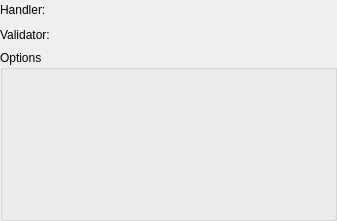
Before: the Qt Designer form libs/libgui/ui/dbobjects/foreigndatawrapperwidget.ui in maniac787/pgmodeler, drawn with Qt 5.
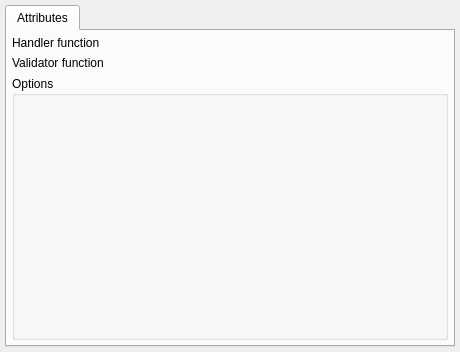
After: the same form once the commit is applied. Icons and pictures are not drawn.

Commit message:
Refactor ForeignDataWrapperWidget to use modern widget creation pattern
- Replace manual layout creation with GuiUtilsNs::createWidgetInParent for options_tab
- Replace configureFormLayout with configureTabbedLayout for tabbed interface
- Simplify object selector widget initialization by using layouts directly
- Fix code formatting (spacing around operators and commas)
- Update UI file to match new tabbed layout structure

```diff
--- a/libs/libgui/ui/dbobjects/foreigndatawrapperwidget.ui
+++ b/libs/libgui/ui/dbobjects/foreigndatawrapperwidget.ui
@@ -6,8 +6,8 @@
    <rect>
     <x>0</x>
     <y>0</y>
-    <width>337</width>
-    <height>221</height>
+    <width>460</width>
+    <height>352</height>
    </rect>
   </property>
   <property name="minimumSize">
@@ -16,45 +16,48 @@
     <height>0</height>
    </size>
   </property>
-  <layout class="QGridLayout" name="fdw_grid">
+  <layout class="QVBoxLayout" name="verticalLayout_2">
    <property name="leftMargin">
-    <number>0</number>
+    <number>5</number>
    </property>
    <property name="topMargin">
-    <number>0</number>
+    <number>5</number>
    </property>
    <property name="rightMargin">
-    <number>0</number>
+    <number>5</number>
    </property>
    <property name="bottomMargin">
-    <number>0</number>
+    <number>5</number>
    </property>
-   <property name="spacing">
+   <item>
+    <widget class="QTabWidget" name="attributes_tbw">
+     <widget class="QWidget" name="attributes_tab">
+      <attribute name="icon">
+       <iconset resource="../../res/resources.qrc">
+        <normaloff>:/icons/icons/attribute.png</normaloff>:/icons/icons/attribute.png</iconset>
+      </attribute>
+      <attribute name="title">
+       <string>Attributes</string>
+      </attribute>
+      <layout class="QVBoxLayout" name="verticalLayout">
+       <property name="leftMargin">
     <number>5</number>
    </property>
-   <item row="1" column="0">
-    <widget class="QLabel" name="func_validator_lbl">
-     <property name="sizePolicy">
-      <sizepolicy hsizetype="Fixed" vsizetype="Preferred">
-       <horstretch>0</horstretch>
-       <verstretch>0</verstretch>
-      </sizepolicy>
-     </property>
-     <property name="minimumSize">
-      <size>
-       <width>0</width>
-       <height>0</height>
-      </size>
-     </property>
-     <property name="text">
-      <string>Validator:</string>
-     </property>
-    </widget>
-   </item>
-   <item row="0" column="0">
+       <property name="topMargin">
+        <number>5</number>
+       </property>
+       <property name="rightMargin">
+        <number>5</number>
+       </property>
+       <property name="bottomMargin">
+        <number>5</number>
+       </property>
+       <item>
+        <layout class="QVBoxLayout" name="func_handler_lt">
+         <item>
     <widget class="QLabel" name="func_handler_lbl">
      <property name="sizePolicy">
-      <sizepolicy hsizetype="Fixed" vsizetype="Preferred">
+            <sizepolicy hsizetype="Preferred" vsizetype="Preferred">
        <horstretch>0</horstretch>
        <verstretch>0</verstretch>
       </sizepolicy>
@@ -66,47 +69,50 @@
       </size>
      </property>
      <property name="text">
-      <string>Handler:</string>
+            <string>Handler function</string>
      </property>
     </widget>
    </item>
-   <item row="2" column="0" colspan="3">
+        </layout>
+       </item>
+       <item>
+        <layout class="QVBoxLayout" name="func_validator_lt">
+         <item>
+          <widget class="QLabel" name="func_validator_lbl">
+           <property name="sizePolicy">
+            <sizepolicy hsizetype="Preferred" vsizetype="Preferred">
+             <horstretch>0</horstretch>
+             <verstretch>0</verstretch>
+            </sizepolicy>
+           </property>
+           <property name="minimumSize">
+            <size>
+             <width>0</width>
+             <height>0</height>
+            </size>
+           </property>
+           <property name="text">
+            <string>Validator function</string>
+           </property>
+          </widget>
+         </item>
+        </layout>
+       </item>
+       <item>
     <widget class="QGroupBox" name="options_gb">
+         <property name="sizePolicy">
+          <sizepolicy hsizetype="Preferred" vsizetype="Expanding">
+           <horstretch>0</horstretch>
+           <verstretch>0</verstretch>
+          </sizepolicy>
+         </property>
      <property name="title">
       <string>Options</string>
      </property>
     </widget>
    </item>
-   <item row="1" column="1" colspan="2">
-    <widget class="QWidget" name="func_validator_wgt" native="true">
-     <property name="sizePolicy">
-      <sizepolicy hsizetype="Preferred" vsizetype="Fixed">
-       <horstretch>0</horstretch>
-       <verstretch>0</verstretch>
-      </sizepolicy>
-     </property>
-     <property name="minimumSize">
-      <size>
-       <width>0</width>
-       <height>20</height>
-      </size>
-     </property>
-    </widget>
-   </item>
-   <item row="0" column="1" colspan="2">
-    <widget class="QWidget" name="func_handler_wgt" native="true">
-     <property name="sizePolicy">
-      <sizepolicy hsizetype="Preferred" vsizetype="Fixed">
-       <horstretch>0</horstretch>
-       <verstretch>0</verstretch>
-      </sizepolicy>
-     </property>
-     <property name="minimumSize">
-      <size>
-       <width>0</width>
-       <height>20</height>
-      </size>
-     </property>
+      </layout>
+     </widget>
     </widget>
    </item>
   </layout>
```
Left out of the diff: 4 changed lines with no effect on the pictures. Lines whose indentation alone changed are shown as unchanged. The commit also changes 2 other files.
